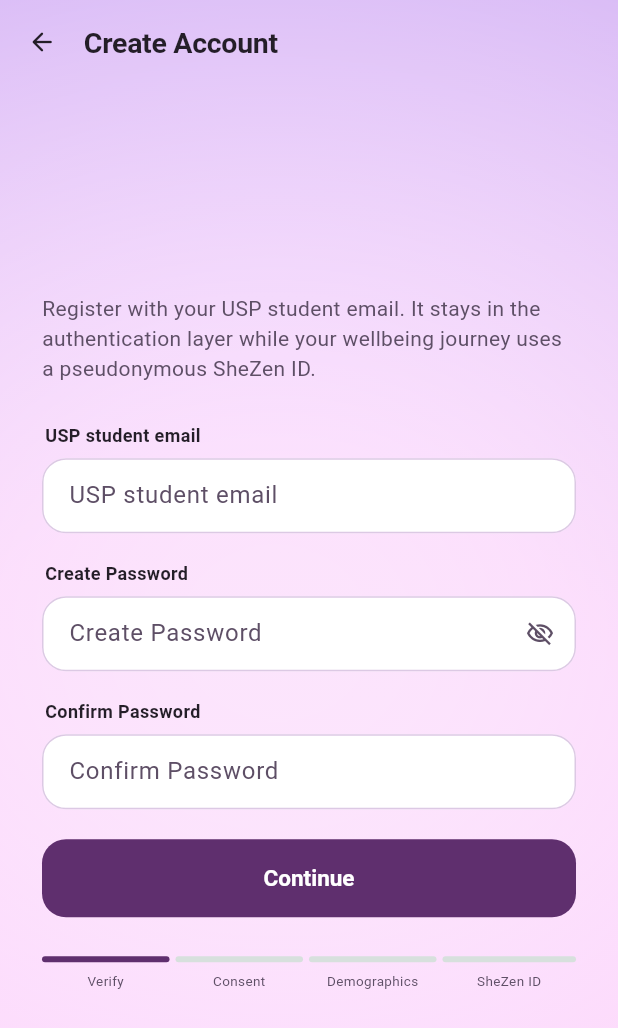
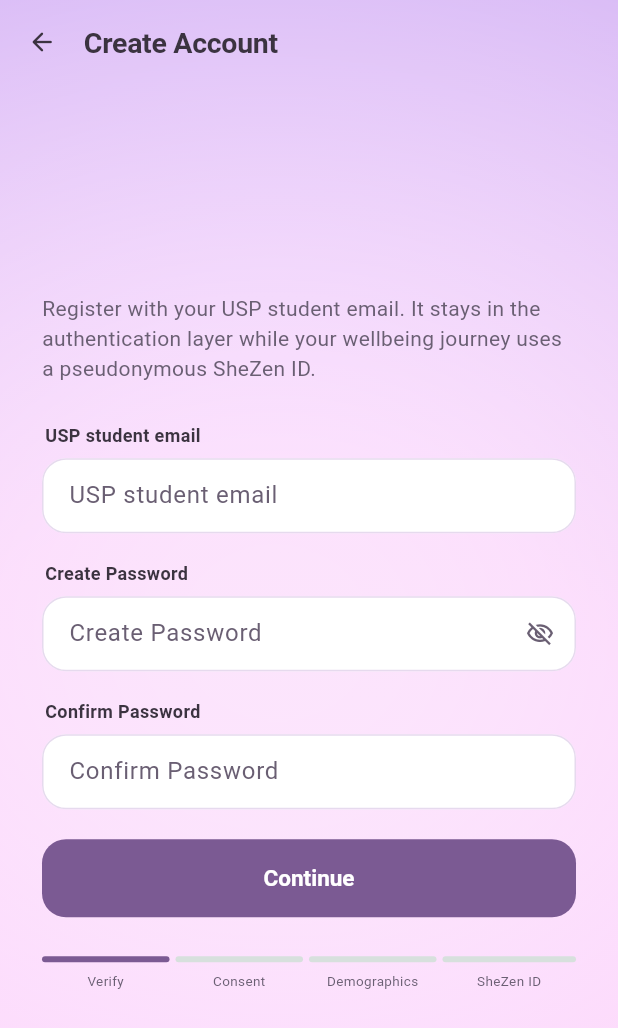
Before and after one commit to raashikapadia/SheZenharmony--Railway, a Flutter app: the screen it shows after launch, after a tap on "Sign in", after a tap on "Create Account", on a phone screen of 412 x 824 dp. Shown: the top 1028 px of the screen. Run offline on Flutter 3.47's test engine with Material 3 defaults, Android fonts, the phone set to English and light mode, and no system bars; our stand-ins replace flutter_secure_storage, webview_flutter, youtube_player_iframe; missing offline and left inert: webview_flutter_android, webview_flutter_wkwebview.

Commit message:
Soften the palette back to something restful
The previous pass went too far: a #5F2F6E plum and a near-black ink read
as intense rather than calm, which is the wrong feeling for an app
people open when they are already stressed.

Every hue stays, lightened and desaturated towards air rather than
depth. Nothing is near-black any more — the darkest value is the body
ink at #3B3340, a soft warm plum-grey, and it is only used for type
where contrast is not optional.

  primary    #5F2F6E -> #7B5A93   soft lavender-plum
  secondary  #A03D57 -> #9E5C72   muted rose
  ink        #241E28 -> #3B3340   warm plum-grey, no longer near-black
  muted      #5E4F66 -> #6A5F73
  tints                            all lifted back towards pastel

Calm without going unreadable: every pair still clears AA, most with
more margin than before the bold pass. Layout is untouched.

Softening the stress hero's wash to #A9789E first dropped its white body
copy to 3.17:1, well under the floor. That end is now #8A5C84 — named
heroWashEnd, alongside the onHeroMuted body colour it has to carry — and
the contrast test covers both ends of the wash, since softening only the
far end leaves the heading looking fine while the copy fails.

Co-Authored-By: Claude Opus 5 <noreply@anthropic.com>

```diff
--- a/frontend/lib/core/theme/app_theme.dart
+++ b/frontend/lib/core/theme/app_theme.dart
@@ -5,19 +5,29 @@ import 'package:flutter/material.dart';
 String toMathBold(String text) => text;
 
 abstract final class AppColors {
-  static const primary = Color(0xFF5F2F6E);
-  static const secondary = Color(0xFFA03D57);
+  static const primary = Color(0xFF7B5A93);
+  static const secondary = Color(0xFF9E5C72);
   static const background = Color(0xFFFBF8FC);
   static const surface = Color(0xFFFFFCFF);
-  static const ink = Color(0xFF241E28);
-  static const muted = Color(0xFF5E4F66);
-  static const outline = Color(0xFFDCC9E4);
-  static const softLavender = Color(0xFFE7D7F0);
-  static const softBlush = Color(0xFFFBD8E1);
-  static const softSage = Color(0xFFD5EADF);
-  static const softGold = Color(0xFFFFE8BA);
+  static const ink = Color(0xFF3B3340);
+  static const muted = Color(0xFF6A5F73);
+  static const outline = Color(0xFFE6DAEE);
+  static const softLavender = Color(0xFFF0E8F7);
+  static const softBlush = Color(0xFFFBE4EA);
+  static const softSage = Color(0xFFDFEFE7);
+  static const softGold = Color(0xFFFFF0CF);
   static const softTeal = softSage;
   static const softPlum = softLavender;
+
+  /// Far end of the stress hero's wash, which runs from [primary].
+  ///
+  /// Kept deep enough to carry white body text: this is the only filled
+  /// surface in the app that light type sits on, so it cannot be softened as
+  /// far as the rest of the palette without the copy on it going unreadable.
+  static const heroWashEnd = Color(0xFF8A5C84);
+
+  /// The hero's body copy — white warmed towards the wash beneath it.
+  static const onHeroMuted = Color(0xFFF9EEF8);
 }
 
 abstract final class AppSpacing {
@@ -48,7 +58,7 @@ abstract final class AppTheme {
       onSecondary: Colors.white,
       secondaryContainer: AppColors.softBlush,
       onSecondaryContainer: AppColors.ink,
-      tertiary: Color(0xFF2F5C48),
+      tertiary: Color(0xFF46705C),
       tertiaryContainer: AppColors.softSage,
       surface: AppColors.surface,
       onSurface: AppColors.ink,
--- a/frontend/lib/features/activities/presentation/wellbeing_hub_screen.dart
+++ b/frontend/lib/features/activities/presentation/wellbeing_hub_screen.dart
@@ -435,7 +435,7 @@ class _VideoHeroCard extends StatelessWidget {
             end: Alignment.bottomRight,
             // Enough saturation to read as plum and rose rather than as two
             // shades of off-white.
-            colors: [Color(0xFFD9BFE9), Color(0xFFF6C9D8), Color(0xFFFFE3B8)],
+            colors: [Color(0xFFE6D5F0), Color(0xFFF9DCE6), Color(0xFFFFEDCE)],
             stops: [0, 0.6, 1],
           ),
           border: Border.all(color: AppColors.primary.withValues(alpha: 0.1)),
--- a/frontend/lib/features/home/presentation/home_screen.dart
+++ b/frontend/lib/features/home/presentation/home_screen.dart
@@ -267,7 +267,7 @@ class _StressHero extends StatelessWidget {
       gradient: const LinearGradient(
         begin: Alignment.topLeft,
         end: Alignment.bottomRight,
-        colors: [AppColors.primary, Color(0xFF8A3A6B)],
+        colors: [AppColors.primary, AppColors.heroWashEnd],
       ),
       borderRadius: BorderRadius.circular(28),
       boxShadow: const [
@@ -311,7 +311,7 @@ class _StressHero extends StatelessWidget {
 
         const Text(
           'Take a short check-in and receive a supportive, non-diagnostic result.',
-          style: TextStyle(color: Color(0xFFF9EEF8), height: 1.45),
+          style: TextStyle(color: AppColors.onHeroMuted, height: 1.45),
         ),
 
         const SizedBox(height: AppSpacing.xl),
```
Also changed, not shown: 1 other file.
